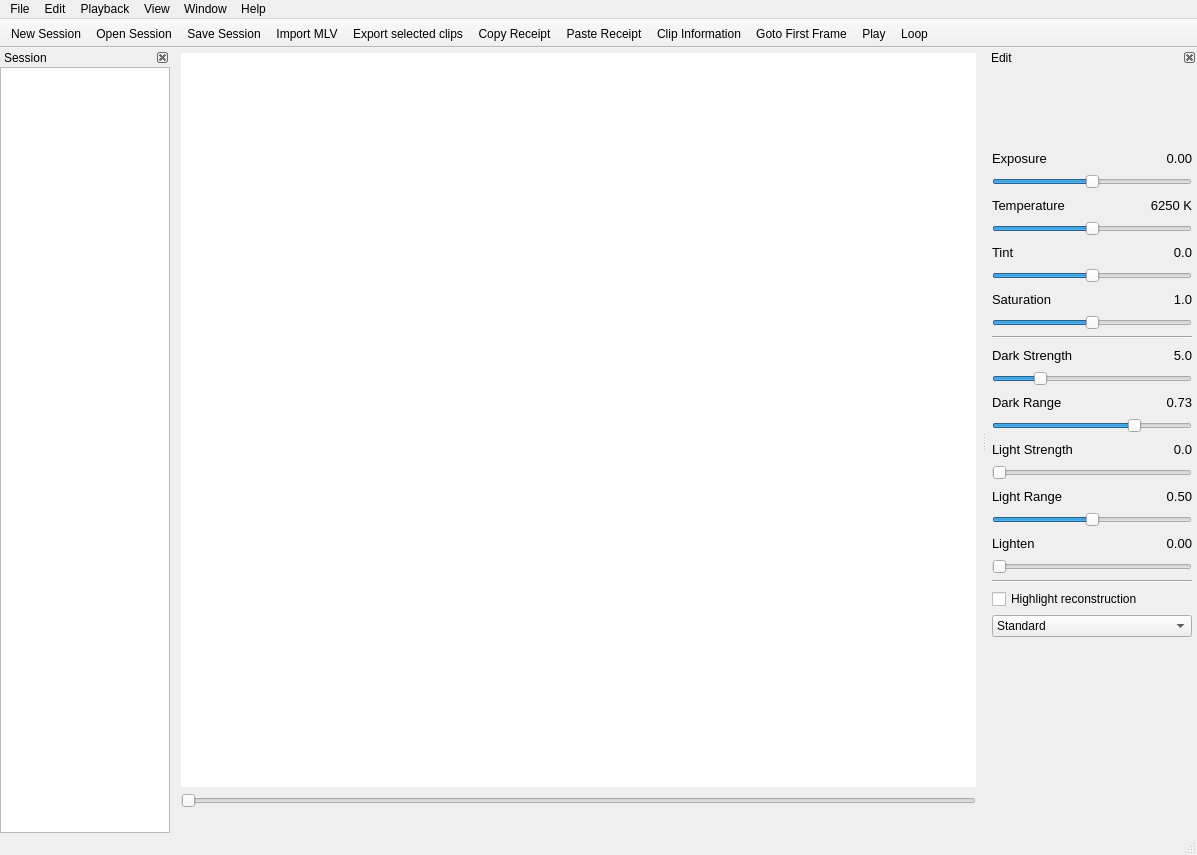
The window that platform/qt/MainWindow.ui (ilia3101/MLV-App) describes before a commit, drawn with Qt 5.
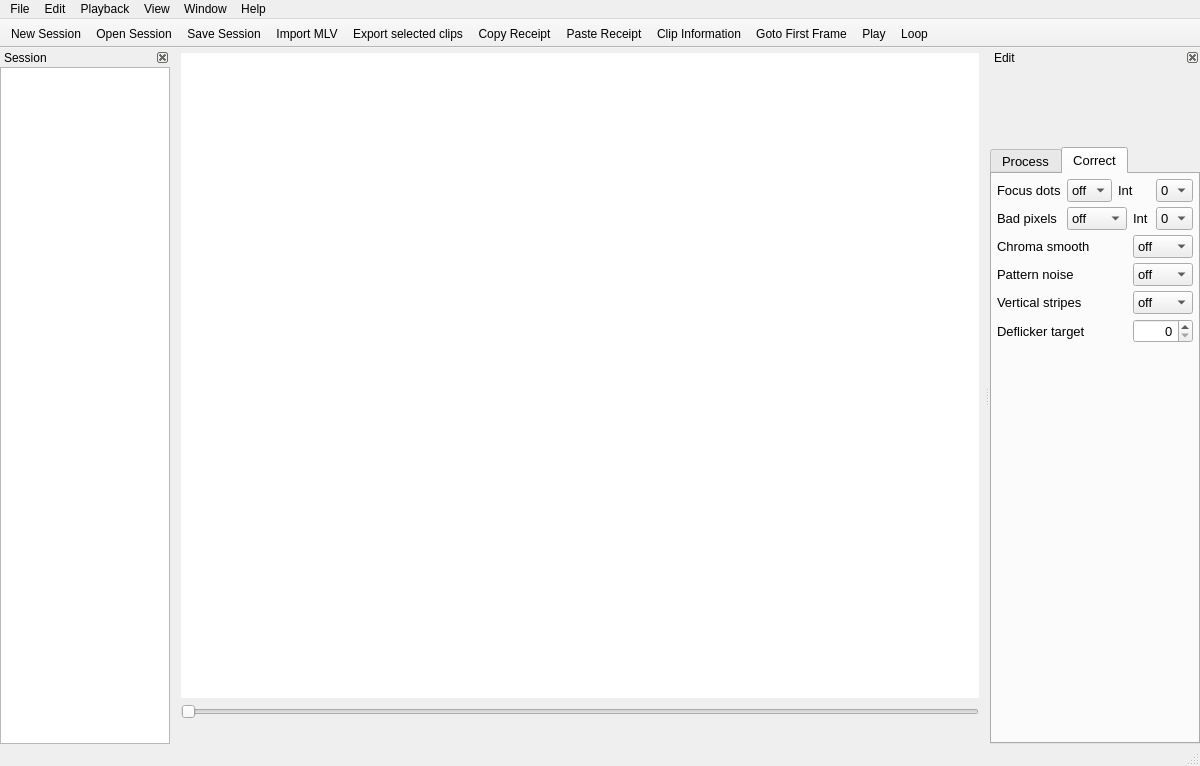
The same window after the commit. The open tabs and pages were chosen to show the change. Icons and pictures are not drawn. Custom widgets are drawn as their Qt base class.

Commit message: QtApp: GUI 2 tab right sidebar added

```diff
--- a/platform/qt/MainWindow.ui
+++ b/platform/qt/MainWindow.ui
@@ -6,8 +6,8 @@
    <rect>
     <x>0</x>
     <y>0</y>
-    <width>1197</width>
-    <height>855</height>
+    <width>1200</width>
+    <height>766</height>
    </rect>
   </property>
   <property name="windowTitle">
@@ -111,7 +111,7 @@
     <rect>
      <x>0</x>
      <y>0</y>
-     <width>1197</width>
+     <width>1200</width>
      <height>22</height>
     </rect>
    </property>
@@ -235,21 +235,27 @@
     <number>2</number>
    </attribute>
    <widget class="QWidget" name="dockWidgetContents">
-    <layout class="QFormLayout" name="formLayout">
+    <layout class="QVBoxLayout" name="verticalLayout_5">
+     <property name="spacing">
+      <number>0</number>
+     </property>
      <property name="leftMargin">
-      <number>5</number>
+      <number>0</number>
      </property>
      <property name="topMargin">
-      <number>5</number>
+      <number>0</number>
      </property>
      <property name="rightMargin">
-      <number>5</number>
+      <number>0</number>
      </property>
      <property name="bottomMargin">
-      <number>10</number>
+      <number>0</number>
      </property>
-     <item row="0" column="0">
+     <item>
       <layout class="QVBoxLayout" name="verticalLayout_2">
+       <property name="spacing">
+        <number>10</number>
+       </property>
        <item>
         <widget class="QLabel" name="labelHistogram">
          <property name="minimumSize">
@@ -260,7 +266,7 @@
          </property>
          <property name="maximumSize">
           <size>
-           <width>200</width>
+           <width>300</width>
            <height>70</height>
           </size>
          </property>
@@ -282,6 +288,48 @@
         </widget>
        </item>
        <item>
+        <widget class="QTabWidget" name="tabWidgetEdit">
+         <property name="maximumSize">
+          <size>
+           <width>210</width>
+           <height>16777215</height>
+          </size>
+         </property>
+         <property name="font">
+          <font>
+           <pointsize>10</pointsize>
+          </font>
+         </property>
+         <property name="currentIndex">
+          <number>0</number>
+         </property>
+         <property name="usesScrollButtons">
+          <bool>false</bool>
+         </property>
+         <property name="documentMode">
+          <bool>false</bool>
+         </property>
+         <widget class="QWidget" name="tabProcessing">
+          <attribute name="title">
+           <string>Process</string>
+          </attribute>
+          <layout class="QVBoxLayout" name="verticalLayout_3">
+           <property name="spacing">
+            <number>5</number>
+           </property>
+           <property name="leftMargin">
+            <number>5</number>
+           </property>
+           <property name="topMargin">
+            <number>5</number>
+           </property>
+           <property name="rightMargin">
+            <number>5</number>
+           </property>
+           <property name="bottomMargin">
+            <number>5</number>
+           </property>
+           <item>
         <layout class="QHBoxLayout" name="horizontalLayout">
          <item>
           <widget class="QLabel" name="label">
@@ -618,7 +666,7 @@
         </widget>
        </item>
        <item>
-        <widget class="Line" name="line">
+            <widget class="Line" name="line_2">
          <property name="orientation">
           <enum>Qt::Horizontal</enum>
          </property>
@@ -1024,7 +1072,7 @@
         </widget>
        </item>
        <item>
-        <widget class="Line" name="line_2">
+            <widget class="Line" name="line">
          <property name="orientation">
           <enum>Qt::Horizontal</enum>
          </property>
@@ -1032,6 +1080,11 @@
        </item>
        <item>
         <widget class="QCheckBox" name="checkBoxHighLightReconstruction">
+             <property name="font">
+              <font>
+               <pointsize>10</pointsize>
+              </font>
+             </property>
          <property name="text">
           <string>Highlight reconstruction</string>
          </property>
@@ -1039,6 +1092,11 @@
        </item>
        <item>
         <widget class="QComboBox" name="comboBoxProfile">
+             <property name="font">
+              <font>
+               <pointsize>10</pointsize>
+              </font>
+             </property>
          <property name="currentText">
           <string>Standard</string>
          </property>
@@ -1075,6 +1133,387 @@
         </widget>
        </item>
        <item>
+            <spacer name="verticalSpacer">
+             <property name="orientation">
+              <enum>Qt::Vertical</enum>
+             </property>
+             <property name="sizeHint" stdset="0">
+              <size>
+               <width>20</width>
+               <height>40</height>
+              </size>
+             </property>
+            </spacer>
+           </item>
+          </layout>
+         </widget>
+         <widget class="QWidget" name="tabCorrection">
+          <attribute name="title">
+           <string>Correct</string>
+          </attribute>
+          <layout class="QVBoxLayout" name="verticalLayout_4">
+           <property name="spacing">
+            <number>5</number>
+           </property>
+           <property name="leftMargin">
+            <number>5</number>
+           </property>
+           <property name="topMargin">
+            <number>5</number>
+           </property>
+           <property name="rightMargin">
+            <number>5</number>
+           </property>
+           <property name="bottomMargin">
+            <number>5</number>
+           </property>
+           <item>
+            <layout class="QHBoxLayout" name="horizontalLayout_13">
+             <property name="bottomMargin">
+              <number>0</number>
+             </property>
+             <item>
+              <widget class="QLabel" name="FocusPixelsLabel">
+               <property name="font">
+                <font>
+                 <pointsize>10</pointsize>
+                </font>
+               </property>
+               <property name="text">
+                <string>Focus dots</string>
+               </property>
+              </widget>
+             </item>
+             <item>
+              <widget class="QComboBox" name="comboBoxFocusPixelSwitch">
+               <property name="maximumSize">
+                <size>
+                 <width>60</width>
+                 <height>16777215</height>
+                </size>
+               </property>
+               <property name="font">
+                <font>
+                 <pointsize>10</pointsize>
+                </font>
+               </property>
+               <item>
+                <property name="text">
+                 <string>off</string>
+                </property>
+               </item>
+               <item>
+                <property name="text">
+                 <string>on</string>
+                </property>
+               </item>
+              </widget>
+             </item>
+             <item>
+              <widget class="QLabel" name="FocusPixelsInterpolationMethodLabel">
+               <property name="font">
+                <font>
+                 <pointsize>10</pointsize>
+                </font>
+               </property>
+               <property name="text">
+                <string>Int</string>
+               </property>
+              </widget>
+             </item>
+             <item>
+              <widget class="QComboBox" name="comboBoxFocusPixelsInterpolationMethod">
+               <property name="maximumSize">
+                <size>
+                 <width>45</width>
+                 <height>16777215</height>
+                </size>
+               </property>
+               <property name="font">
+                <font>
+                 <pointsize>10</pointsize>
+                </font>
+               </property>
+               <item>
+                <property name="text">
+                 <string>0</string>
+                </property>
+               </item>
+               <item>
+                <property name="text">
+                 <string>1</string>
+                </property>
+               </item>
+              </widget>
+             </item>
+            </layout>
+           </item>
+           <item>
+            <layout class="QHBoxLayout" name="horizontalLayout_14">
+             <property name="bottomMargin">
+              <number>0</number>
+             </property>
+             <item>
+              <widget class="QLabel" name="BadPixelsLabel">
+               <property name="font">
+                <font>
+                 <pointsize>10</pointsize>
+                </font>
+               </property>
+               <property name="text">
+                <string>Bad pixels </string>
+               </property>
+              </widget>
+             </item>
+             <item>
+              <widget class="QComboBox" name="comboBoxBadPixelsSwitch">
+               <property name="maximumSize">
+                <size>
+                 <width>60</width>
+                 <height>16777215</height>
+                </size>
+               </property>
+               <property name="font">
+                <font>
+                 <pointsize>10</pointsize>
+                </font>
+               </property>
+               <item>
+                <property name="text">
+                 <string>off</string>
+                </property>
+               </item>
+               <item>
+                <property name="text">
+                 <string>on</string>
+                </property>
+               </item>
+               <item>
+                <property name="text">
+                 <string>agrsv</string>
+                </property>
+               </item>
+              </widget>
+             </item>
+             <item>
+              <widget class="QLabel" name="BadPixelsInterpolationMethodLabel">
+               <property name="font">
+                <font>
+                 <pointsize>10</pointsize>
+                </font>
+               </property>
+               <property name="text">
+                <string>Int</string>
+               </property>
+              </widget>
+             </item>
+             <item>
+              <widget class="QComboBox" name="comboBoxBadPixelsInterpolationMethod">
+               <property name="maximumSize">
+                <size>
+                 <width>45</width>
+                 <height>16777215</height>
+                </size>
+               </property>
+               <property name="font">
+                <font>
+                 <pointsize>10</pointsize>
+                </font>
+               </property>
+               <item>
+                <property name="text">
+                 <string>0</string>
+                </property>
+               </item>
+               <item>
+                <property name="text">
+                 <string>1</string>
+                </property>
+               </item>
+              </widget>
+             </item>
+            </layout>
+           </item>
+           <item>
+            <layout class="QHBoxLayout" name="horizontalLayout_16">
+             <property name="bottomMargin">
+              <number>0</number>
+             </property>
+             <item>
+              <widget class="QLabel" name="ChromaSmoothLabel">
+               <property name="font">
+                <font>
+                 <pointsize>10</pointsize>
+                </font>
+               </property>
+               <property name="text">
+                <string>Chroma smooth</string>
+               </property>
+              </widget>
+             </item>
+             <item>
+              <widget class="QComboBox" name="comboBoxChromaSmoothSwitch">
+               <property name="maximumSize">
+                <size>
+                 <width>60</width>
+                 <height>16777215</height>
+                </size>
+               </property>
+               <property name="font">
+                <font>
+                 <pointsize>10</pointsize>
+                </font>
+               </property>
+               <item>
+                <property name="text">
+                 <string>off</string>
+                </property>
+               </item>
+               <item>
+                <property name="text">
+                 <string>2x2</string>
+                </property>
+               </item>
+               <item>
+                <property name="text">
+                 <string>3x3</string>
+                </property>
+               </item>
+               <item>
+                <property name="text">
+                 <string>5x5</string>
+                </property>
+               </item>
+              </widget>
+             </item>
+            </layout>
+           </item>
+           <item>
+            <layout class="QHBoxLayout" name="horizontalLayout_17">
+             <property name="bottomMargin">
+              <number>0</number>
+             </property>
+             <item>
+              <widget class="QLabel" name="PatternNoiseLabel">
+               <property name="font">
+                <font>
+                 <pointsize>10</pointsize>
+                </font>
+               </property>
+               <property name="text">
+                <string>Pattern noise</string>
+               </property>
+              </widget>
+             </item>
+             <item>
+              <widget class="QComboBox" name="comboBoxPatternNoiseSwitch">
+               <property name="maximumSize">
+                <size>
+                 <width>60</width>
+                 <height>16777215</height>
+                </size>
+               </property>
+               <property name="font">
+                <font>
+                 <pointsize>10</pointsize>
+                </font>
+               </property>
+               <item>
+                <property name="text">
+                 <string>off</string>
+                </property>
+               </item>
+               <item>
+                <property name="text">
+                 <string>on</string>
+                </property>
+               </item>
+              </widget>
+             </item>
+            </layout>
+           </item>
+           <item>
+            <layout class="QHBoxLayout" name="horizontalLayout_11">
+             <property name="bottomMargin">
+              <number>0</number>
+             </property>
+             <item>
+              <widget class="QLabel" name="VerticalStripesLabel">
+               <property name="font">
+                <font>
+                 <pointsize>10</pointsize>
+                </font>
+               </property>
+               <property name="text">
+                <string>Vertical stripes</string>
+               </property>
+              </widget>
+             </item>
+             <item>
+              <widget class="QComboBox" name="comboBoxVerticalStripesSwitch">
+               <property name="maximumSize">
+                <size>
+                 <width>60</width>
+                 <height>16777215</height>
+                </size>
+               </property>
+               <property name="font">
+                <font>
+                 <pointsize>10</pointsize>
+                </font>
+               </property>
+               <item>
+                <property name="text">
+                 <string>off</string>
+                </property>
+               </item>
+               <item>
+                <property name="text">
+                 <string>on</string>
+                </property>
+               </item>
+               <item>
+                <property name="text">
+                 <string>force</string>
+                </property>
+               </item>
+              </widget>
+             </item>
+            </layout>
+           </item>
+           <item>
+            <layout class="QHBoxLayout" name="horizontalLayout_18">
+             <property name="bottomMargin">
+              <number>0</number>
+             </property>
+             <item>
+              <widget class="QLabel" name="DeflickerTargetLabel">
+               <property name="font">
+                <font>
+                 <pointsize>10</pointsize>
+                </font>
+               </property>
+               <property name="text">
+                <string>Deflicker target</string>
+               </property>
+              </widget>
+             </item>
+             <item>
+              <widget class="QSpinBox" name="spinBoxDeflickerTarget">
+               <property name="maximumSize">
+                <size>
+                 <width>60</width>
+                 <height>16777215</height>
+                </size>
+               </property>
+               <property name="alignment">
+                <set>Qt::AlignRight|Qt::AlignTrailing|Qt::AlignVCenter</set>
+               </property>
+              </widget>
+             </item>
+            </layout>
+           </item>
+           <item>
         <spacer name="verticalSpacer_2">
          <property name="orientation">
           <enum>Qt::Vertical</enum>
@@ -1088,6 +1527,11 @@
         </spacer>
        </item>
       </layout>
+          <zorder>verticalSpacer_2</zorder>
+         </widget>
+        </widget>
+       </item>
+      </layout>
      </item>
     </layout>
    </widget>
```
Left out of the diff: 14 changed lines with no effect on the pictures. Lines whose indentation alone changed are shown as unchanged.
